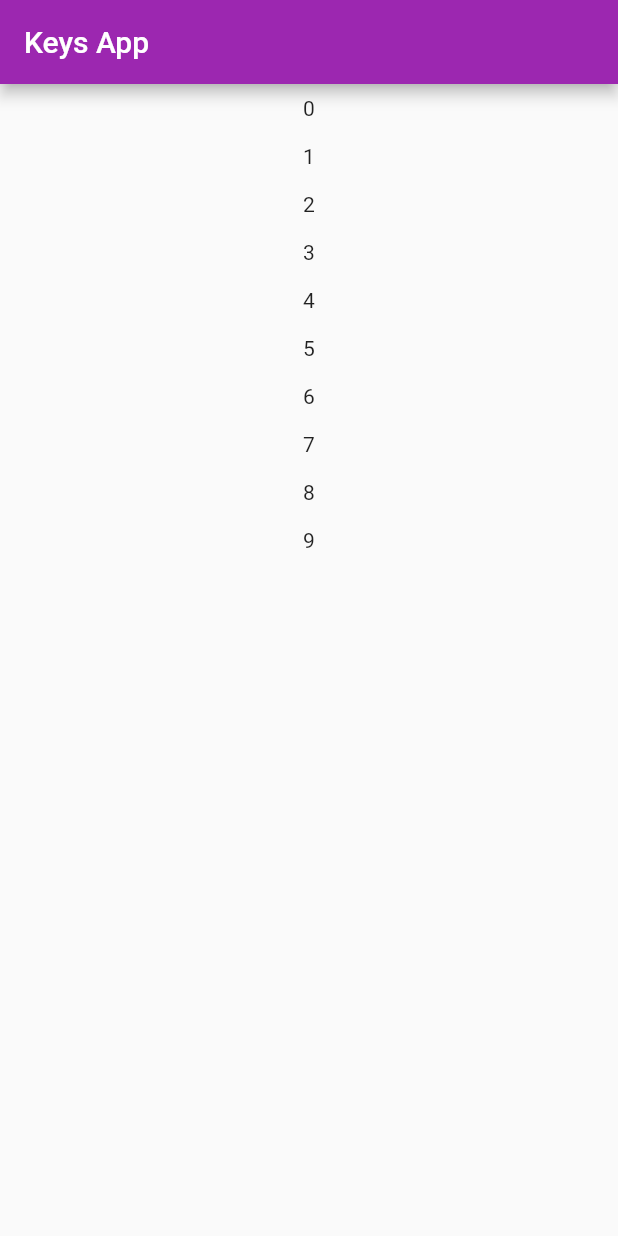
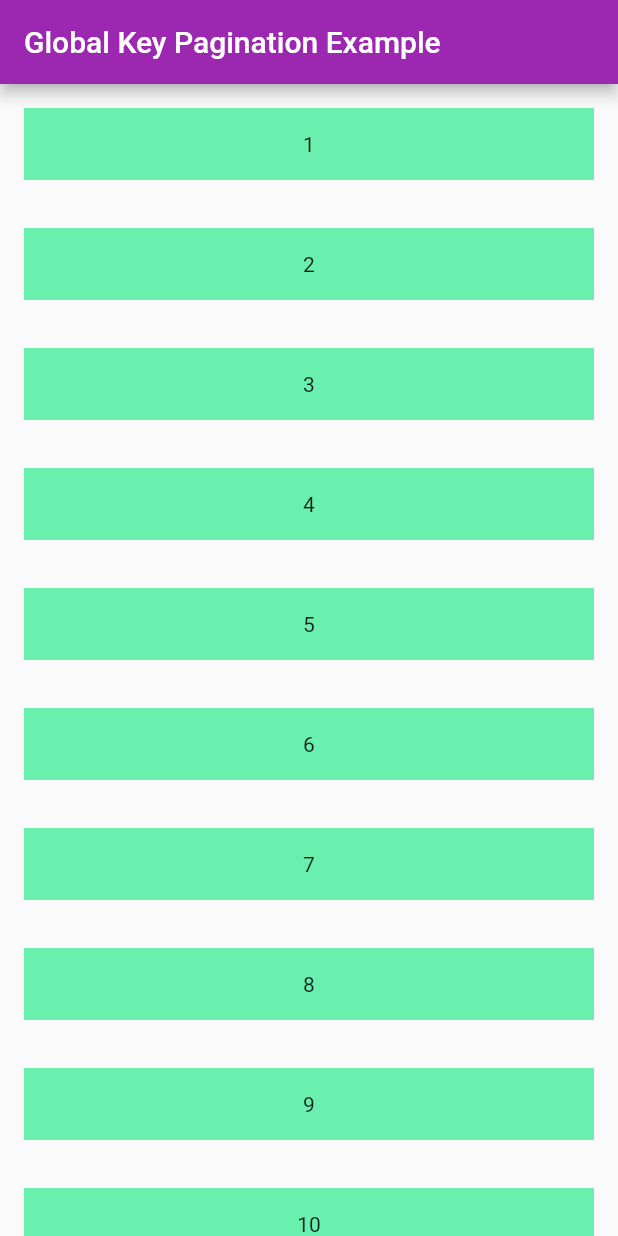
Before and after one commit to Mohamed-Shalabi/keys-video, a Flutter app: the screen it shows after launch, on a phone screen of 412 x 824 dp. Run offline on Flutter 3.47's test engine with Material 2 defaults, Android fonts, the phone set to English and light mode, and no system bars.

Commit message:
The final result

```diff
--- a/lib/main.dart
+++ b/lib/main.dart
@@ -2,10 +2,24 @@ import 'package:flutter/material.dart';
 import 'package:keys/global_key_page.dart';
 import 'package:keys/my_home_page.dart';
 import 'package:keys/my_home_page_with_provider.dart';
+import 'package:keys/pagination_page.dart';
 import 'package:provider/provider.dart';
 
 void main() {
-  runApp(const KeysAppWithProvider());
+  runApp(const PaginationWithKeysApp());
+}
+
+class KeysApp extends StatelessWidget {
+  const KeysApp({super.key});
+
+  @override
+  Widget build(BuildContext context) {
+    return MaterialApp(
+      title: 'Keys App',
+      theme: ThemeData(primarySwatch: Colors.purple),
+      home: const MyHomePage(),
+    );
+  }
 }
 
 class KeysAppWithProvider extends StatelessWidget {
@@ -24,19 +38,6 @@ class KeysAppWithProvider extends StatelessWidget {
   }
 }
 
-class KeysApp extends StatelessWidget {
-  const KeysApp({super.key});
-
-  @override
-  Widget build(BuildContext context) {
-    return MaterialApp(
-      title: 'Keys App',
-      theme: ThemeData(primarySwatch: Colors.purple),
-      home: const MyHomePage(),
-    );
-  }
-}
-
 class GlobalKeysApp extends StatelessWidget {
   const GlobalKeysApp({super.key});
 
@@ -45,7 +46,20 @@ class GlobalKeysApp extends StatelessWidget {
     return MaterialApp(
       title: 'Keys App',
       theme: ThemeData(primarySwatch: Colors.purple),
-      home: const GlobalKeyPage(),
+      home: GlobalKeyPage(),
     );
   }
 }
+
+class PaginationWithKeysApp extends StatelessWidget {
+  const PaginationWithKeysApp({super.key});
+
+  @override
+  Widget build(BuildContext context) {
+    return MaterialApp(
+      title: 'Keys App',
+      theme: ThemeData(primarySwatch: Colors.purple),
+      home: const PaginationHomePage(),
+    );
+  }
+}
--- a/lib/my_home_page_with_provider.dart
+++ b/lib/my_home_page_with_provider.dart
@@ -2,7 +2,7 @@ import 'package:flutter/material.dart';
 import 'package:provider/provider.dart';
 
 class ListProvider with ChangeNotifier {
-  final list = List.generate(10, (index) => index);
+  final list = List.generate(10, (index) => index + 1);
 
   int get length => list.length;
 
@@ -10,8 +10,10 @@ class ListProvider with ChangeNotifier {
 
   int indexOf(int element) => list.indexOf(element);
 
-  void removeElement(int element) {
-    list.remove(element);
+  void swapElement(int element) {
+    final index = list.indexOf(element);
+    list.removeAt(index);
+    list.insert(index + 1, element);
     notifyListeners();
   }
 }
@@ -27,21 +29,14 @@ class MyHomePageWithProvider extends StatelessWidget {
       appBar: AppBar(
         title: const Text('Keys App'),
       ),
-      body: ListView.builder(
-        itemCount: listProvider.length,
-        findChildIndexCallback: (key) {
-          if (key is ValueKey<int>) {
-            return listProvider.indexOf(key.value);
-          }
-
-          return null;
-        },
-        itemBuilder: (context, index) {
-          return Provider.value(
-            value: listProvider.at(index),
-            child: const TileWithProvider(),
-          );
-        },
+      body: ListView(
+        children: [
+          for (var index = 0; index < listProvider.length; index++)
+            Provider.value(
+              value: listProvider.at(index),
+              child: const TileWithProvider(),
+            ),
+        ],
       ),
     );
   }
@@ -59,22 +54,16 @@ class _TileWithProviderState extends State<TileWithProvider> {
   Widget build(BuildContext context) {
     final element = context.watch<int>();
 
-    return Padding(
-      padding: const EdgeInsets.all(8.0),
-      child: Center(
-        child: InkWell(
-          onTap: () {
-            context.read<ListProvider>().removeElement(element);
-          },
+    return InkWell(
+      onTap: () {
+        context.read<ListProvider>().swapElement(element);
+      },
+      child: Padding(
+        padding: const EdgeInsets.all(8.0),
+        child: Center(
           child: Text('$element'),
         ),
       ),
     );
   }
-
-  @override
-  void dispose() {
-    print('dispose');
-    super.dispose();
-  }
 }
--- /dev/null
+++ b/lib/pagination_page.dart
@@ -0,0 +1,116 @@
+import 'package:flutter/material.dart';
+import 'package:provider/provider.dart';
+
+class PaginationHomePageViewModel extends ChangeNotifier {
+  final data = List.generate(100, (index) => index + 1);
+  var currentPageData = <int>[];
+
+  final GlobalKey<PaginationListViewState> paginationKey =
+      GlobalKey<PaginationListViewState>();
+
+  void getPageData(int pageIndex) {
+    try {
+      currentPageData = data.sublist(pageIndex * 10, pageIndex * 10 + 10);
+      paginationKey.currentState?.updatePageIndexWidget(pageIndex);
+
+      notifyListeners();
+    } on RangeError catch (_) {}
+  }
+}
+
+// -----------------------------------------------------------------------
+
+class PaginationHomePage extends StatelessWidget {
+  const PaginationHomePage({Key? key}) : super(key: key);
+
+  @override
+  Widget build(BuildContext context) {
+    return Scaffold(
+      appBar: AppBar(
+        title: const Text('Global Key Pagination Example'),
+      ),
+      body: ChangeNotifierProvider(
+        create: (_) => PaginationHomePageViewModel()..getPageData(0),
+        builder: (context, _) {
+          final viewModel = context.watch<PaginationHomePageViewModel>();
+          return PaginationListView(
+            key: viewModel.paginationKey,
+            getPageData: viewModel.getPageData,
+            children: viewModel.currentPageData
+                .map(
+                  (number) => Container(
+                    margin: const EdgeInsets.all(16),
+                    padding: const EdgeInsets.all(16),
+                    color: Colors.greenAccent,
+                    child: Center(
+                      child: Text('$number'),
+                    ),
+                  ),
+                )
+                .toList(),
+          );
+        },
+      ),
+    );
+  }
+}
+
+// -----------------------------------------------------------------------
+
+class PaginationListView extends StatefulWidget {
+  const PaginationListView({
+    required GlobalKey<PaginationListViewState> key,
+    required this.children,
+    required this.getPageData,
+  }) : super(key: key);
+
+  final List<Widget> children;
+  final void Function(int index) getPageData;
+
+  @override
+  State<PaginationListView> createState() => PaginationListViewState();
+}
+
+class PaginationListViewState extends State<PaginationListView> {
+  int currentPageIndex = 0;
+  final scrollController = ScrollController();
+
+  void updatePageIndexWidget(int index) {
+    setState(() {
+      currentPageIndex = index;
+    });
+
+    scrollController.animateTo(
+      0,
+      duration: const Duration(seconds: 1),
+      curve: Curves.easeOutCubic,
+    );
+  }
+
+  @override
+  Widget build(BuildContext context) {
+    return ListView(
+      controller: scrollController,
+      children: [
+        ...widget.children,
+        Row(
+          mainAxisAlignment: MainAxisAlignment.spaceBetween,
+          children: [
+            TextButton(
+              onPressed: () {
+                widget.getPageData(currentPageIndex - 1);
+              },
+              child: const Text('Previous'),
+            ),
+            TextButton(
+              onPressed: () {
+                widget.getPageData(currentPageIndex + 1);
+              },
+              child: const Text('Next'),
+            ),
+          ],
+        ),
+      ],
+    );
+  }
+}
```
Also changed, not shown: lib/global_key_page.dart (+9 -28 lines), lib/my_home_page.dart (+7 -14 lines).
